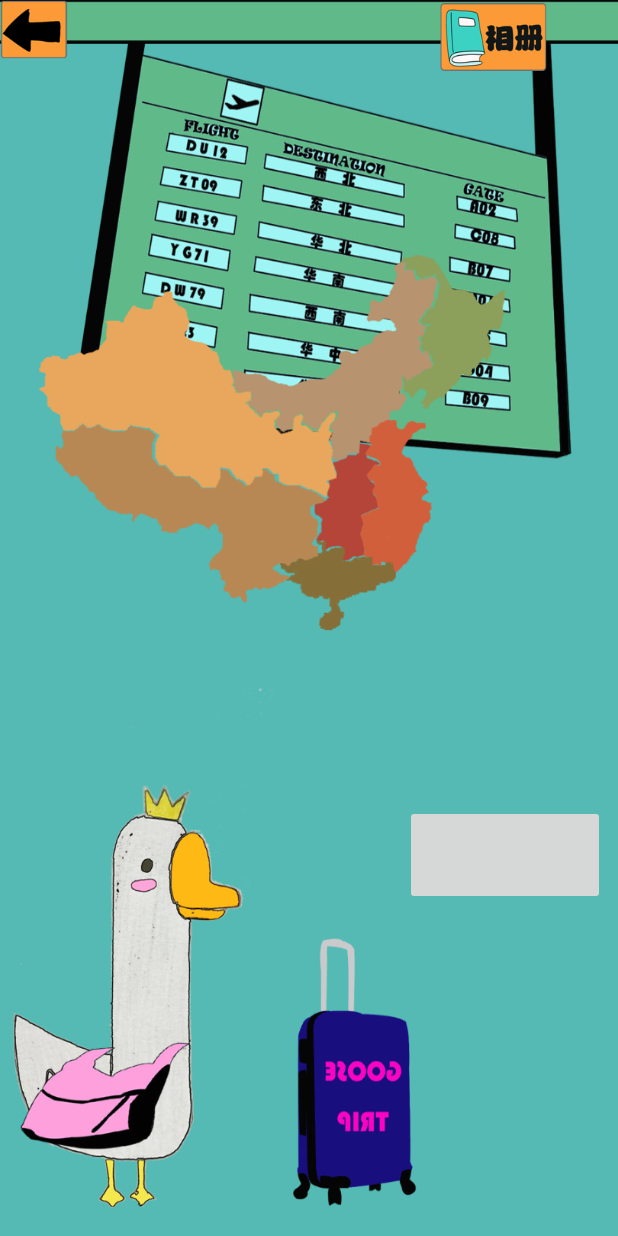
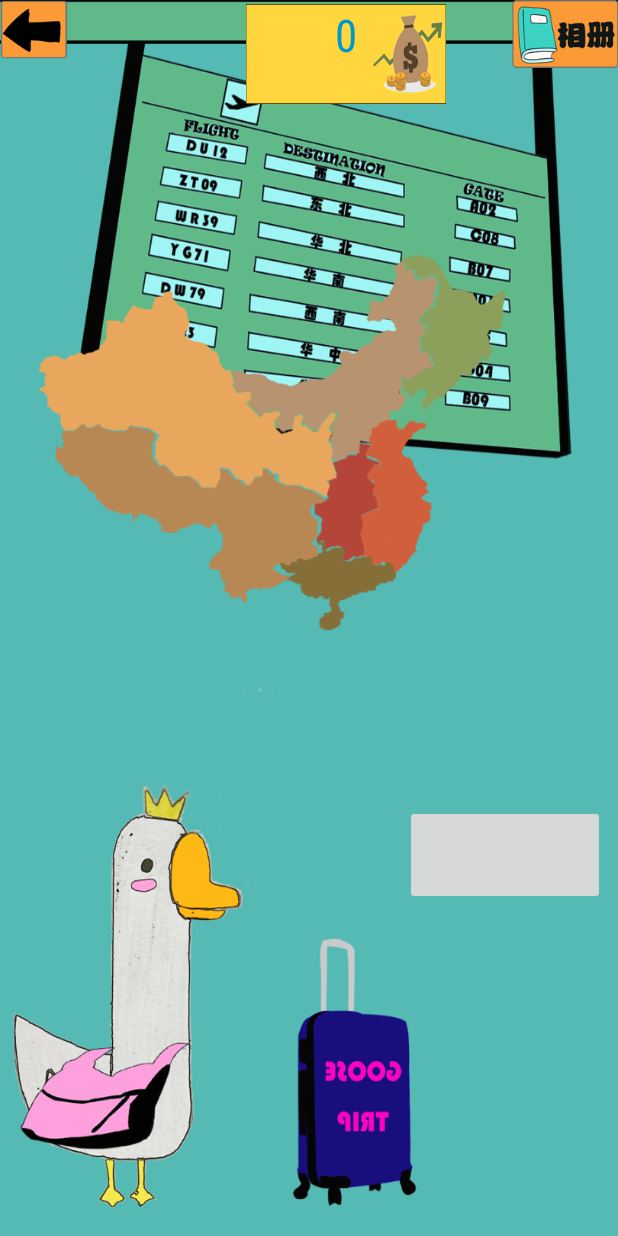
Before and after one commit to SillyGoose4/Client, an Android app: the TripActivity screen opened directly, with no data from a screen before it, on a phone screen of 412 x 824 dp. Run offline under Robolectric (Android 15) with nearby library versions, the phone set to English and light mode, and no system bars; network calls fail; 1 statement that could not run was skipped.

Commit message:
Release V1.0.9

```diff
--- a/app/src/main/res/layout/activity_trip.xml
+++ b/app/src/main/res/layout/activity_trip.xml
@@ -14,10 +14,9 @@
         android:layout_alignParentRight="true"
         android:layout_alignParentTop="true"
 
-        android:layout_x="293dp"
-        android:layout_y="2dp"
-        android:background="@drawable/btn_album"
-        />
+        android:layout_x="341dp"
+        android:layout_y="0dp"
+        android:background="@drawable/btn_album" />
 
     <ImageButton
         android:id="@+id/btn_return"
@@ -122,7 +121,14 @@
         android:layout_height="100px"
         android:layout_alignParentBottom="true"
         android:layout_alignStart="@+id/btn_gooseEny"
-        android:layout_x="273dp"
-        android:layout_y="536dp"
-        android:text="" />
+        android:layout_x="164dp"
+        android:layout_y="3dp"
+        android:background="@drawable/moneypackge"
+        android:fontFamily="sans-serif-condensed"
+        android:lineSpacingExtra="10sp"
+        android:text="0"
+        android:textAlignment="center"
+        android:textColor="@android:color/holo_blue_dark"
+        android:textSize="30sp"
+        android:typeface="monospace" />
 </AbsoluteLayout>
--- a/app/src/main/res/values/colors.xml
+++ b/app/src/main/res/values/colors.xml
@@ -2,7 +2,7 @@
 <resources>
     <color name="colorPrimary">#3F51B5</color>
     <color name="colorPrimaryDark">#303F9F</color>
-    <color name="colorAccent">#FF4081</color>
+    <color name="colorAccent">#ff4081</color>
 
     <color name="black_overlay">#66000000</color>
 </resources>
```
Also changed, not shown: app/build.gradle (+18 -1 lines), app/src/main/res/layout/activity_pool.xml (+11 -3 lines), 1 other file.
